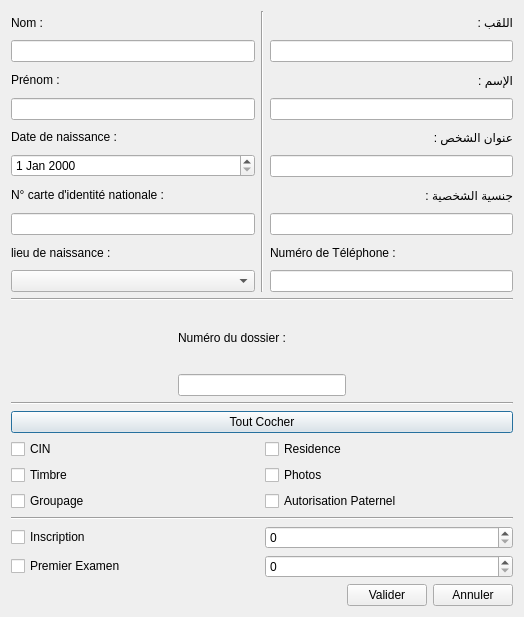
Above: Auto_Ecole/candidat/addcandidat.ui from AmineHouari98/auto_Ecole before the change. Below: the same form after it.
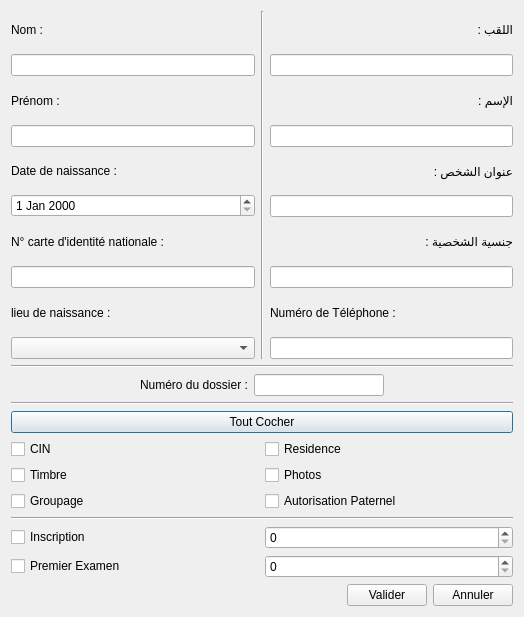
That is the form after the change.

Patch:
```diff
--- a/Auto_Ecole/candidat/addcandidat.ui
+++ b/Auto_Ecole/candidat/addcandidat.ui
@@ -205,14 +205,14 @@
         </spacer>
        </item>
        <item>
-        <layout class="QVBoxLayout" name="verticalLayout_17">
-         <item>
           <widget class="QLabel" name="label_2">
            <property name="text">
             <string>Numéro du dossier :</string>
            </property>
           </widget>
          </item>
+       <item>
+        <layout class="QHBoxLayout" name="horizontalLayout_9">
          <item>
           <widget class="QLineEdit" name="lineEdit_numDossier"/>
          </item>
```
Lines whose indentation alone changed are shown as unchanged.
